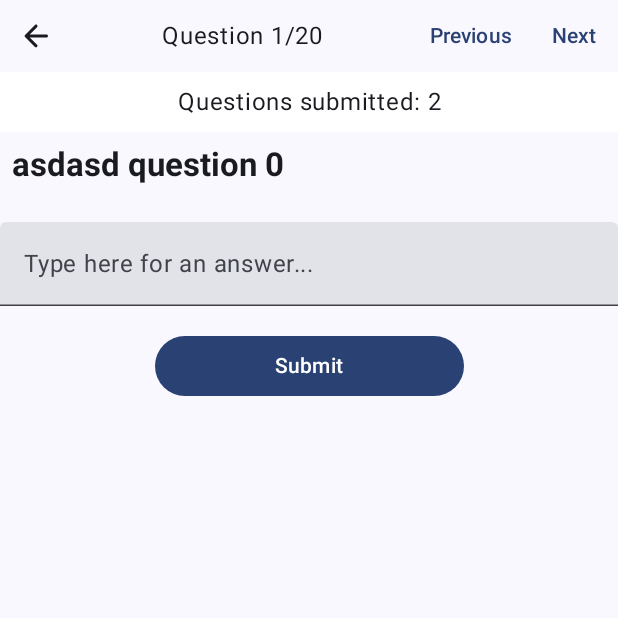
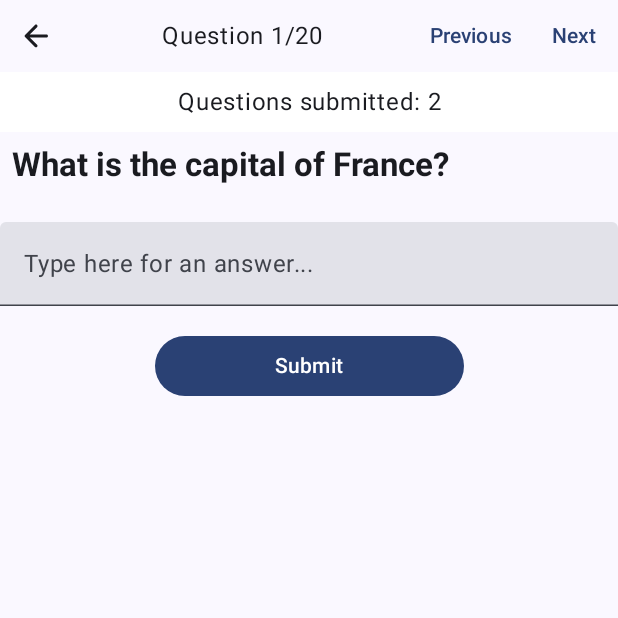
Before and after one commit to shalva97/XM-Survey, an Android app built with Jetpack Compose: the screen it shows after launch (MainActivity), after a tap on "Submit", on a phone screen of 412 x 824 dp, the top half of it. Run offline under Robolectric (Android 15) with nearby library versions, the phone set to English and light mode, and no system bars; our stand-ins replace Dagger/Hilt's generated code.

Commit message:
Update question number indicator when pager is scrolled added mock data and QuestionUI model

```diff
--- a/app/build.gradle.kts
+++ b/app/build.gradle.kts
@@ -73,6 +73,7 @@ dependencies {
     implementation(libs.androidx.ui.graphics)
     implementation(libs.androidx.ui.tooling.preview)
     implementation(libs.androidx.material3)
+    testImplementation(kotlin("test"))
     testImplementation(libs.junit)
     androidTestImplementation(libs.androidx.junit)
     androidTestImplementation(libs.androidx.espresso.core)
--- /dev/null
+++ b/app/src/main/kotlin/io/github/shalva97/xm_survey/domain/Question.kt
@@ -0,0 +1,6 @@
+package io.github.shalva97.xm_survey.domain
+
+data class Question(
+    val id: Int,
+    val question: String,
+)
--- /dev/null
+++ b/app/src/main/kotlin/io/github/shalva97/xm_survey/presentation/QuestionUI.kt
@@ -0,0 +1,7 @@
+package io.github.shalva97.xm_survey.presentation
+
+data class QuestionUI(
+    val id: Int,
+    val question: String,
+    val isSubmitted: Boolean = false,
+)
--- a/app/src/main/kotlin/io/github/shalva97/xm_survey/presentation/survey/SurveyScreen.kt
+++ b/app/src/main/kotlin/io/github/shalva97/xm_survey/presentation/survey/SurveyScreen.kt
@@ -11,7 +11,7 @@ import androidx.compose.runtime.rememberCoroutineScope
 import androidx.compose.ui.Modifier
 import androidx.compose.ui.tooling.preview.Preview
 import androidx.hilt.navigation.compose.hiltViewModel
-import io.github.shalva97.xm_survey.presentation.survey.components.Question
+import io.github.shalva97.xm_survey.presentation.survey.components.QuestionItem
 import io.github.shalva97.xm_survey.presentation.survey.components.QuestionsSubmitted
 import io.github.shalva97.xm_survey.presentation.survey.components.SurveyTopBar
 import kotlinx.coroutines.launch
@@ -22,7 +22,7 @@ fun SurveyScreen(
     viewModel: SurveyViewModel = hiltViewModel(),
 ) {
     Column(Modifier.fillMaxSize()) {
-        val pagerState = rememberPagerState(pageCount = { 10 })
+        val pagerState = rememberPagerState(pageCount = { viewModel.questions.size })
         val coroutineScope = rememberCoroutineScope()
         SurveyTopBar(onPreviousClicked = {
             coroutineScope.launch {
@@ -32,10 +32,12 @@ fun SurveyScreen(
             coroutineScope.launch {
                 pagerState.animateScrollToPage(page = pagerState.currentPage + 1)
             }
-        })
+        }, currentQuestion = pagerState.currentPage + 1)
         QuestionsSubmitted()
         HorizontalPager(state = pagerState) { page ->
-            Question("asdasd question $page")
+            QuestionItem(viewModel.questions[page]) { id: Int, answer: String ->
+                viewModel.submitAnswer(id, answer)
+            }
         }
     }
 }
--- a/app/src/main/kotlin/io/github/shalva97/xm_survey/presentation/survey/SurveyViewModel.kt
+++ b/app/src/main/kotlin/io/github/shalva97/xm_survey/presentation/survey/SurveyViewModel.kt
@@ -2,9 +2,37 @@ package io.github.shalva97.xm_survey.presentation.survey
 
 import androidx.lifecycle.ViewModel
 import dagger.hilt.android.lifecycle.HiltViewModel
+import io.github.shalva97.xm_survey.presentation.QuestionUI
 import javax.inject.Inject
 
 @HiltViewModel
 class SurveyViewModel @Inject constructor() : ViewModel() {
 
+    fun submitAnswer(id: Int, answer: String) {
+        println(answer)
+//        TODO("Not yet implemented")
+    }
+
+    val questions = listOf(
+        QuestionUI(1, "What is the capital of France?"),
+        QuestionUI(2, "Who wrote 'To Kill a Mockingbird'?"),
+        QuestionUI(3, "What is the smallest prime number?"),
+        QuestionUI(4, "What is the chemical symbol for gold?"),
+        QuestionUI(5, "What year did World War II end?"),
+        QuestionUI(6, "Who painted the Mona Lisa?"),
+        QuestionUI(7, "What is the tallest mountain in the world?"),
+        QuestionUI(8, "What is the square root of 144?"),
+        QuestionUI(9, "Who discovered penicillin?"),
+        QuestionUI(10, "Which planet is known as the Red Planet?"),
+        QuestionUI(11, "What is the main ingredient in guacamole?"),
+        QuestionUI(12, "Who is the author of the 'Harry Potter' series?"),
+        QuestionUI(13, "What is the hardest naturally occurring mineral?"),
+        QuestionUI(14, "Which element has the atomic number 1?"),
+        QuestionUI(15, "What is the longest river in the world?"),
+        QuestionUI(16, "Which country hosted the 2016 Summer Olympics?"),
+        QuestionUI(17, "Who invented the light bulb?"),
+        QuestionUI(18, "What is the speed of light in a vacuum?"),
+        QuestionUI(19, "What language is primarily spoken in Brazil?"),
+        QuestionUI(20, "Which composer wrote the 'Fifth Symphony'?")
+    )
 }
--- a/app/src/main/kotlin/io/github/shalva97/xm_survey/presentation/survey/components/Question.kt
+++ b/app/src/main/kotlin/io/github/shalva97/xm_survey/presentation/survey/components/Question.kt
@@ -20,17 +20,17 @@ import androidx.compose.ui.text.font.FontWeight
 import androidx.compose.ui.tooling.preview.Preview
 import androidx.compose.ui.unit.dp
 import io.github.shalva97.xm_survey.R
+import io.github.shalva97.xm_survey.presentation.QuestionUI
 
 @Composable
-fun Question(
-    question: String,
-    onSubmitClicked: (answer: String) -> Unit = {},
-    isAlreadySubmitted: Boolean = false,
+fun QuestionItem(
+    question: QuestionUI,
+    onSubmitClicked: (id: Int, answer: String) -> Unit = { _, _ -> },
 ) {
     Column(Modifier.fillMaxWidth()) {
         Text(
             modifier = Modifier.padding(8.dp),
-            text = question,
+            text = question.question,
             fontWeight = FontWeight.Bold,
             style = MaterialTheme.typography.titleLarge
         )
@@ -45,9 +45,9 @@ fun Question(
             modifier = Modifier
                 .fillMaxWidth(.5f)
                 .align(Alignment.CenterHorizontally)
-                .padding(top = 16.dp), onClick = { onSubmitClicked.invoke(text) }
+                .padding(top = 16.dp), onClick = { onSubmitClicked.invoke(question.id, text) }
         ) {
-            if (isAlreadySubmitted) {
+            if (question.isSubmitted) {
                 Text(text = stringResource(R.string.already_submitted))
             } else {
                 Text(text = stringResource(R.string.submit))
@@ -60,7 +60,7 @@ fun Question(
 @Composable
 private fun QuestionPreview() {
     Surface {
-        Question("What is your favourite food?")
+        QuestionItem(QuestionUI(1, "What is the capital of France?"))
     }
 }
 
```
